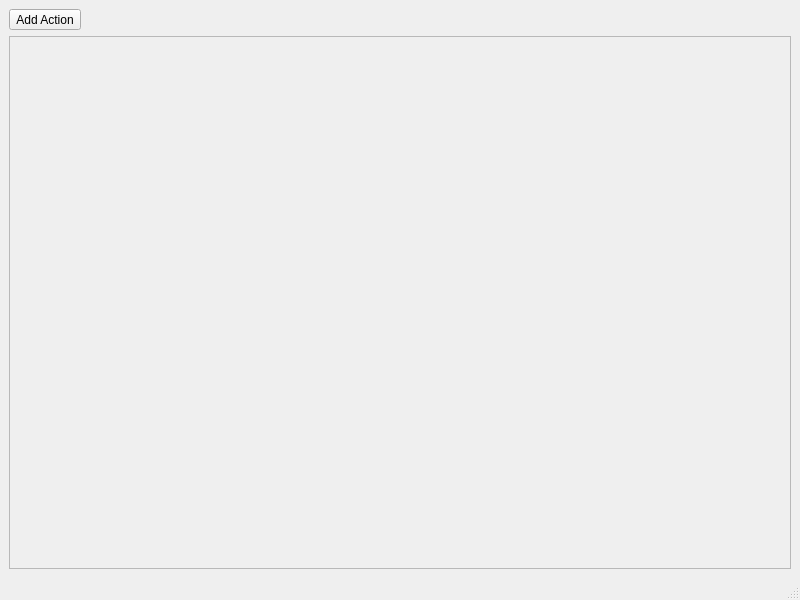
Old version of the form modules/Frontend/Frontend/Rescue.ui in the repository ltjax/Rescue.
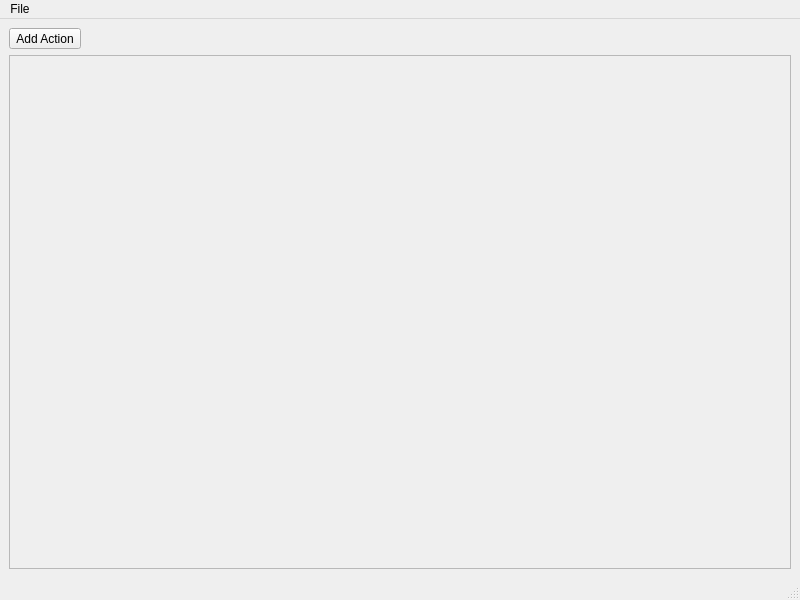
New version of the form.

```diff
--- a/modules/Frontend/Frontend/Rescue.ui
+++ b/modules/Frontend/Frontend/Rescue.ui
@@ -73,6 +73,16 @@
      <height>21</height>
     </rect>
    </property>
+   <widget class="QMenu" name="menuFile">
+    <property name="title">
+     <string>File</string>
+    </property>
+    <addaction name="actionNew"/>
+    <addaction name="actionOpen"/>
+    <addaction name="actionSave"/>
+    <addaction name="actionSaveAs"/>
+   </widget>
+   <addaction name="menuFile"/>
   </widget>
   <widget class="QStatusBar" name="statusbar"/>
   <action name="actionAdd_Action">
```
Left out of the diff: 20 changed lines with no effect on the pictures.
